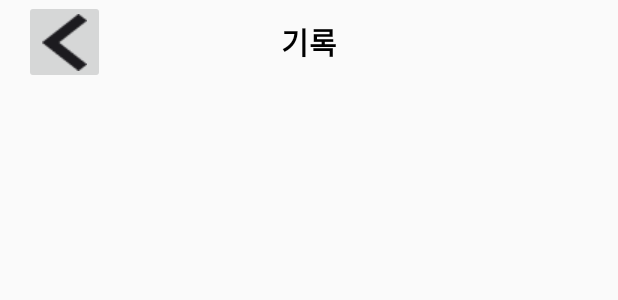
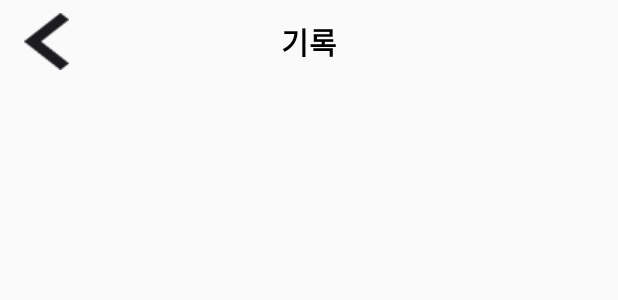
Before and after one commit to kakao-tech-campus-2nd-step3/Team24_Android, an Android app: the layout activity_my_page_history.xml on its own in the app's theme, with its tools: preview values and no code run, on a phone screen of 412 x 824 dp. Shown: the top 300 px of the screen. Run offline under Robolectric (Android 15) with nearby library versions, the phone set to English and light mode, and no system bars.

Commit message:
refactor: Change background color of backward button

```diff
--- a/app/src/main/res/layout/activity_my_page_history.xml
+++ b/app/src/main/res/layout/activity_my_page_history.xml
@@ -5,7 +5,7 @@
     android:id="@+id/main"
     android:layout_width="match_parent"
     android:layout_height="match_parent"
-    tools:context=".view.mypage.history.MyPageHistory">
+    tools:context=".view.mypage.MyPageHistoryActivity">
 
     <Toolbar
         android:id="@+id/toolBar"
@@ -18,6 +18,7 @@
             android:layout_height="wrap_content"
             android:id="@+id/btnBack"
             android:src="@drawable/ic_backward"
+            android:background="@android:color/transparent"
             android:layout_gravity="start"
             android:contentDescription="@string/backward" />
 
```
